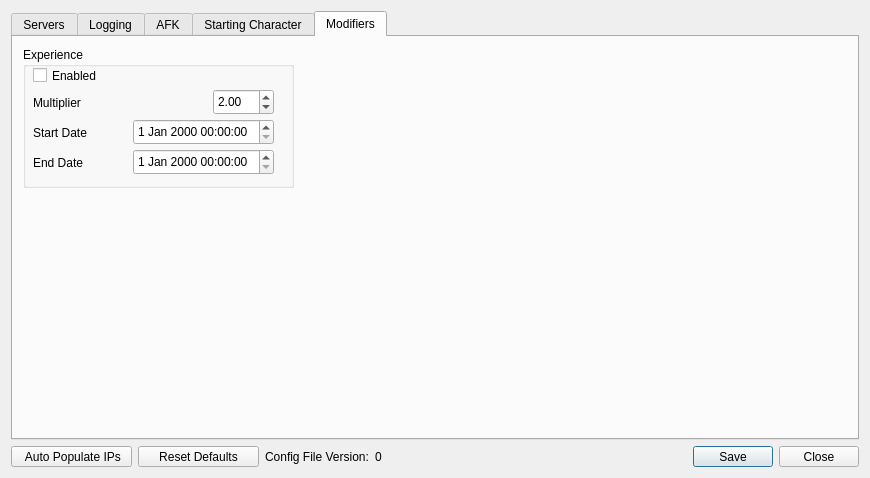
Qt form Projects/CoX/Utilities/SEGSAdmin/SettingsDialog.ui (Segs/Segs) before a commit.
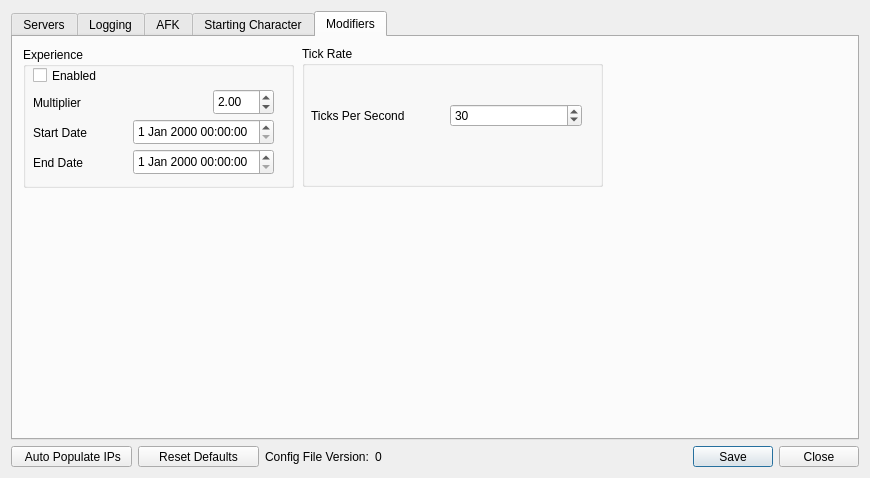
The same form after that commit. The open tabs and pages were chosen to show the change. Icons and pictures are not drawn.

Commit message:
Adds option for ticks per second (#873)
* Adds option for ticks per second. Default is 30. 0 errors, and over 100 acts strange. Added ui for setting and saving ticks per second option with reasonable minimum and maximum.
The faster the tick rate, the more updates are pushed per second, pretty straightforward.

* Responding to comments

* Use std functions for min/max

* max, not min!

Diff of the .ui file:
```diff
--- a/Projects/CoX/Utilities/SEGSAdmin/SettingsDialog.ui
+++ b/Projects/CoX/Utilities/SEGSAdmin/SettingsDialog.ui
@@ -1630,6 +1630,51 @@
         </layout>
        </widget>
       </widget>
+      <widget class="QGroupBox" name="groupBox_9">
+       <property name="geometry">
+        <rect>
+         <x>289</x>
+         <y>9</y>
+         <width>301</width>
+         <height>141</height>
+        </rect>
+       </property>
+       <property name="title">
+        <string>Tick Rate</string>
+       </property>
+       <widget class="QWidget" name="horizontalLayoutWidget_4">
+        <property name="geometry">
+         <rect>
+          <x>9</x>
+          <y>30</y>
+          <width>271</width>
+          <height>80</height>
+         </rect>
+        </property>
+        <layout class="QHBoxLayout" name="horizontalLayout_14">
+         <item>
+          <widget class="QLabel" name="label">
+           <property name="text">
+            <string>Ticks Per Second</string>
+           </property>
+          </widget>
+         </item>
+         <item>
+          <widget class="QSpinBox" name="ticksPerSecond">
+           <property name="minimum">
+            <number>1</number>
+           </property>
+           <property name="maximum">
+            <number>1000</number>
+           </property>
+           <property name="value">
+            <number>30</number>
+           </property>
+          </widget>
+         </item>
+        </layout>
+       </widget>
+      </widget>
      </widget>
     </widget>
    </item>
```
The commit also changes 7 other files.
